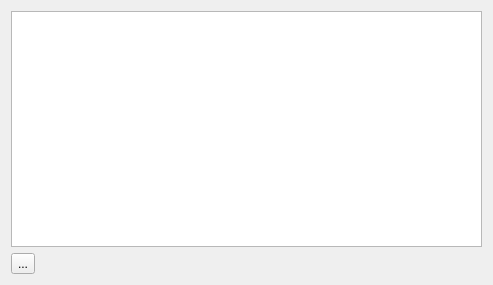
This is Clients/adminslistform.ui in rust3128/HotlineDesktop as Qt 5 draws it before an edit. The edited form follows.
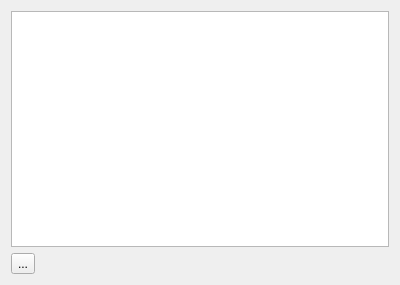
This is the edited form. Icons and pictures are not drawn.

What changed in the file:
```diff
--- a/Clients/adminslistform.ui
+++ b/Clients/adminslistform.ui
@@ -6,7 +6,7 @@
    <rect>
     <x>0</x>
     <y>0</y>
-    <width>493</width>
+    <width>400</width>
     <height>285</height>
    </rect>
   </property>
@@ -18,11 +18,11 @@
     <widget class="QTreeView" name="treeView">
      <property name="font">
       <font>
-       <pointsize>12</pointsize>
+       <pointsize>10</pointsize>
       </font>
      </property>
      <property name="alternatingRowColors">
-      <bool>false</bool>
+      <bool>true</bool>
      </property>
      <property name="uniformRowHeights">
       <bool>true</bool>
```
Left out of the diff: 3 changed lines with no effect on the pictures.
